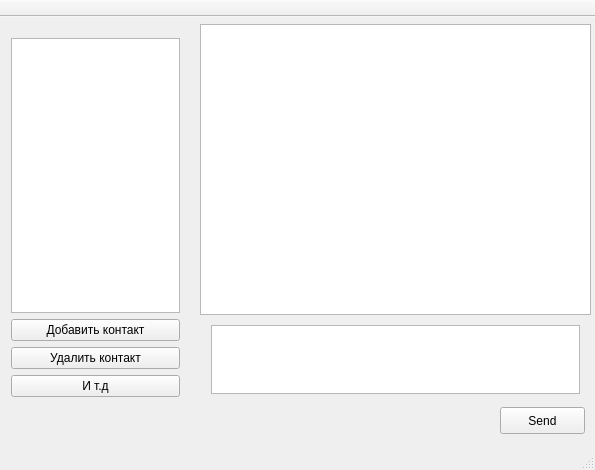
Before: the Qt Designer form mainwindow.ui in olegrok/Messenger, drawn with Qt 5.
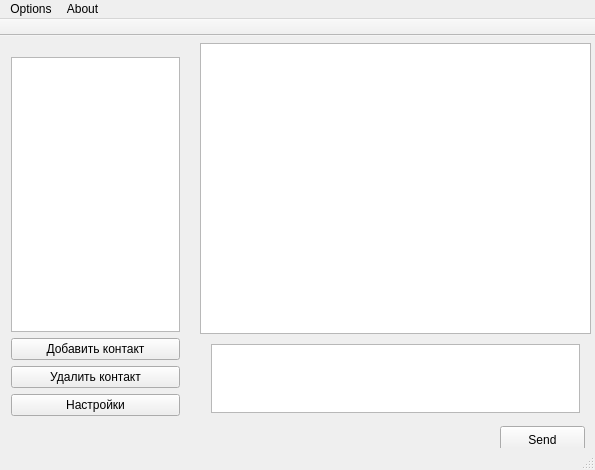
After: the same form once the commit is applied.

What changed in the file:
```diff
--- a/mainwindow.ui
+++ b/mainwindow.ui
@@ -38,6 +38,18 @@
       <height>291</height>
      </rect>
     </property>
+    <property name="inputMethodHints">
+     <set>Qt::ImhMultiLine</set>
+    </property>
+    <property name="frameShadow">
+     <enum>QFrame::Sunken</enum>
+    </property>
+    <property name="horizontalScrollBarPolicy">
+     <enum>Qt::ScrollBarAlwaysOff</enum>
+    </property>
+    <property name="autoFormatting">
+     <set>QTextEdit::AutoAll</set>
+    </property>
     <property name="readOnly">
      <bool>true</bool>
     </property>
@@ -86,7 +98,7 @@
           <cursorShape>PointingHandCursor</cursorShape>
          </property>
          <property name="text">
-          <string>И т.д</string>
+          <string>Настройки</string>
          </property>
         </widget>
        </item>
@@ -149,6 +161,23 @@
      <height>25</height>
     </rect>
    </property>
+   <widget class="QMenu" name="menuOptions">
+    <property name="title">
+     <string>Options</string>
+    </property>
+    <addaction name="actionAdd_contact"/>
+    <addaction name="action_Options"/>
+    <addaction name="action_Exit"/>
+   </widget>
+   <widget class="QMenu" name="menuAbout">
+    <property name="title">
+     <string>About</string>
+    </property>
+    <addaction name="actionAbout_program"/>
+    <addaction name="actionAbout_QT"/>
+   </widget>
+   <addaction name="menuOptions"/>
+   <addaction name="menuAbout"/>
   </widget>
   <widget class="QToolBar" name="mainToolBar">
    <property name="movable">
```
Left out of the diff: 78 changed lines with no effect on the pictures.
